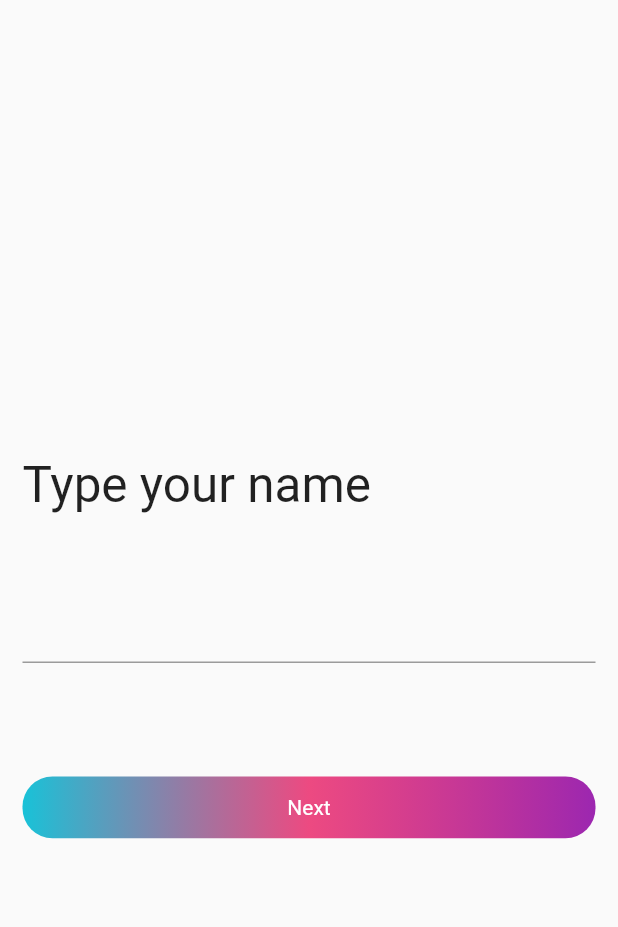
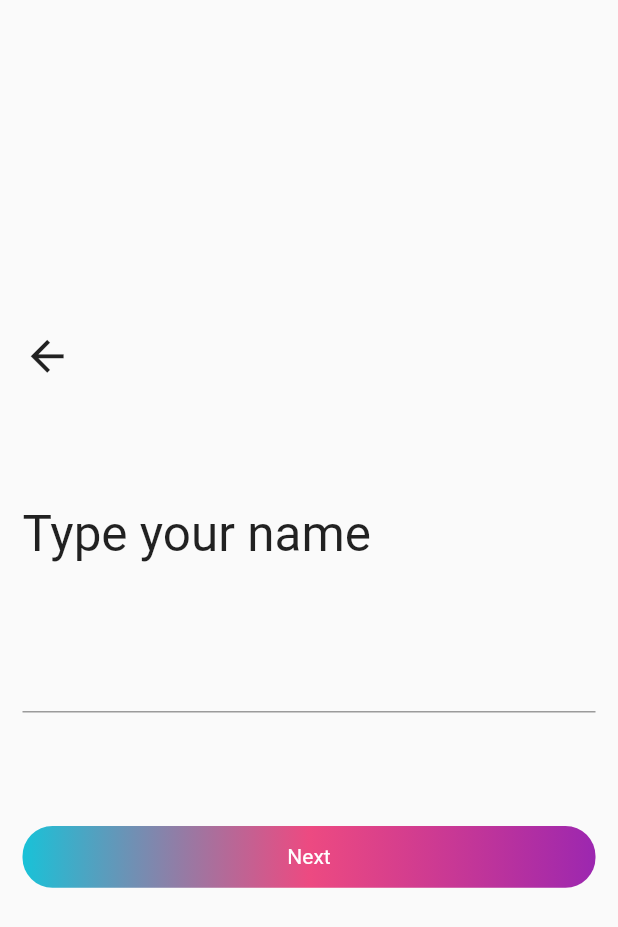
Before and after one commit to fagnerdossantos/crud_flutter, a Flutter app: the screen it shows after launch, after a tap on "Don't have an account?", on a phone screen of 412 x 824 dp. Shown: the top 927 px of the screen. Run offline on Flutter 3.47's test engine with Material 2 defaults, Android fonts, the phone set to English and light mode, and no system bars.

Commit message:
Login and Register
The Login and Register interface are done!

```diff
--- a/lib/app_widget.dart
+++ b/lib/app_widget.dart
@@ -1,6 +1,8 @@
 import 'package:crud_flutter/src/app/login/pages/login_page.dart';
+import 'package:crud_flutter/src/app/register/controllers/register_index_controller.dart';
 import 'package:crud_flutter/src/app/register/pages/register_page.dart';
 import 'package:flutter/material.dart';
+import 'package:provider/provider.dart';
 
 //import 'package:provider/provider.dart';
 
@@ -9,13 +11,20 @@ class AppWidget extends StatelessWidget {
 
   @override
   Widget build(BuildContext context) {
-    return MaterialApp(
+    return MultiProvider(
+      providers: [
+        ChangeNotifierProvider(
+          create: (context) => RegisterIdexController(),
+        )
+      ],
+      child: MaterialApp(
         /* ROUTES */
         initialRoute: "/login",
         routes: {
           "/login": (context) => const LoginPage(),
           "/register": (context) => const RegisterPage(),
         },
+      ),
     );
   }
 }
--- /dev/null
+++ b/lib/src/app/register/components/back_arrow.dart
@@ -0,0 +1,39 @@
+import 'package:crud_flutter/src/app/register/controllers/register_index_controller.dart';
+import 'package:flutter/material.dart';
+import 'package:provider/provider.dart';
+
+class BackArrow extends StatelessWidget {
+  const BackArrow({Key? key, required this.size}) : super(key: key);
+
+  final Size size;
+
+  @override
+  Widget build(BuildContext context) {
+    // Size
+    final double height = size.height;
+    final double width = size.width;
+
+    // Controller
+    final controller = context.watch<RegisterIdexController>();
+
+    return GestureDetector(
+      // Action
+      onTap: () => controller.index > 0
+          ? controller.back()
+          : Navigator.pushNamed(context, "/login"),
+
+      // Content
+      child: SizedBox(
+        width: width,
+        child: Row(
+          children: [
+            Icon(
+              Icons.arrow_back,
+              size: height * 0.04,
+            ),
+          ],
+        ),
+      ),
+    );
+  }
+}
--- /dev/null
+++ b/lib/src/app/register/components/register_button.dart
@@ -0,0 +1,58 @@
+import 'package:crud_flutter/src/app/register/controllers/register_index_controller.dart';
+import 'package:flutter/material.dart';
+import 'package:provider/provider.dart';
+
+class NextButton extends StatelessWidget {
+  final Size size;
+  const NextButton({
+    Key? key,
+    required this.size,
+  }) : super(key: key);
+
+  @override
+  Widget build(BuildContext context) {
+    // Size
+    final double height = size.height;
+    final double width = size.width;
+
+    // Controller
+    final controller = context.read<RegisterIdexController>();
+
+    return GestureDetector(
+
+      // Action
+      onTap: () => controller.index < 3 ? controller.next() : false,
+
+      // Button Content
+      child: Container(
+        // Size
+        height: height * 0.05,
+        width: width,
+
+        // Style
+        decoration: BoxDecoration(
+          // Gradient
+          gradient: LinearGradient(
+            colors: [
+              Colors.cyan.withOpacity(0.9),
+              Colors.pink.withOpacity(0.8),
+              Colors.purple,
+            ],
+          ),
+
+          // Radius
+          borderRadius: BorderRadius.circular(20.0),
+        ),
+
+        child: const Center(
+          child: Text(
+            "Next",
+            style: TextStyle(
+              color: Colors.white,
+            ),
+          ),
+        ),
+      ),
+    );
+  }
+}
--- a/lib/src/app/register/components/register_steps.dart
+++ b/lib/src/app/register/components/register_steps.dart
@@ -1,4 +1,8 @@
+import 'package:crud_flutter/src/app/register/components/back_arrow.dart';
+import 'package:crud_flutter/src/app/register/components/register_button.dart';
+import 'package:crud_flutter/src/app/register/controllers/register_index_controller.dart';
 import 'package:flutter/material.dart';
+import 'package:provider/provider.dart';
 
 class RegisterSteps extends StatelessWidget {
   final Size size;
@@ -13,11 +17,22 @@ class RegisterSteps extends StatelessWidget {
     final double height = size.height;
     final double width = size.width;
 
+    // Controller
+    final controller = context.watch<RegisterIdexController>();
+
     return Column(
       children: [
-        // 35%
+        // 25%
         SizedBox(
-          height: height * 0.35,
+          height: height * 0.25,
+        ),
+
+        // 1%
+        BackArrow(size: size),
+
+        // 10%
+        SizedBox(
+          height: height * 0.1,
         ),
 
         // 10%
@@ -27,7 +42,7 @@ class RegisterSteps extends StatelessWidget {
 
           // Content
           child: Text(
-            _hint[0],
+            _hint[controller.index],
             style: TextStyle(
               fontSize: height * 0.04,
             ), // 4%
@@ -53,35 +68,9 @@ class RegisterSteps extends StatelessWidget {
           height: height * 0.05,
         ),
 
-        Container(
-          // Size
-          height: height * 0.05,
-          width: width,
-
-          // Style
-          decoration: BoxDecoration(
-            // Gradient
-            gradient: LinearGradient(
-              colors: [
-                //Colors.blue,
-                Colors.cyan.withOpacity(0.9),
-                Colors.pink.withOpacity(0.8),
-                Colors.purple,
-              ],
-            ),
-
-            // Radius
-            borderRadius: BorderRadius.circular(20.0),
-          ),
-
-          child: const Center(
-            child: Text(
-              "Next",
-              style: TextStyle(
-                color: Colors.white,
-              ),
-            ),
-          ),
+        //
+        NextButton(
+          size: size,
         ),
       ],
     );
--- /dev/null
+++ b/lib/src/app/register/controllers/register_index_controller.dart
@@ -0,0 +1,17 @@
+import 'package:flutter/widgets.dart';
+
+class RegisterIdexController extends ChangeNotifier {
+  int _index = 0;
+
+  int get index => _index;
+
+  void next() {
+    _index++;
+    notifyListeners();
+  }
+
+  void back() {
+    _index--;
+    notifyListeners();
+  }
+}
```
Also changed, not shown: 7 other files. Lines whose indentation alone changed are shown as unchanged.
